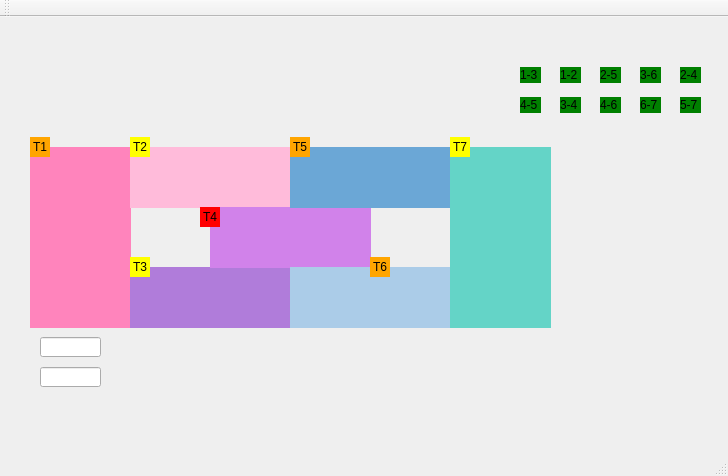
Above: mainwindow.ui from emillicosta/simuladortrem before the change. Below: the same form after it.
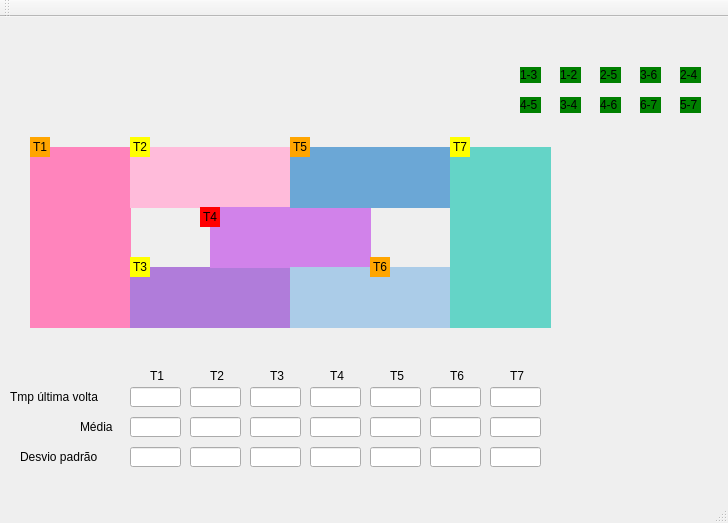
That is the form after the change.

Commit message: Mexendo no layout da página

The edit to the form file:
```diff
--- a/mainwindow.ui
+++ b/mainwindow.ui
@@ -7,7 +7,7 @@
     <x>0</x>
     <y>0</y>
     <width>728</width>
-    <height>476</height>
+    <height>523</height>
    </rect>
   </property>
   <property name="windowTitle">
@@ -408,9 +408,9 @@
    <widget class="QLineEdit" name="tempo1">
     <property name="geometry">
      <rect>
-      <x>40</x>
-      <y>320</y>
-      <width>61</width>
+      <x>130</x>
+      <y>370</y>
+      <width>51</width>
       <height>20</height>
      </rect>
     </property>
@@ -421,9 +421,35 @@
    <widget class="QLineEdit" name="media1">
     <property name="geometry">
      <rect>
-      <x>40</x>
+      <x>130</x>
+      <y>400</y>
+      <width>51</width>
+      <height>20</height>
+     </rect>
+    </property>
+    <property name="text">
+     <string/>
+    </property>
+   </widget>
+   <widget class="QLabel" name="label">
+    <property name="geometry">
+     <rect>
+      <x>150</x>
       <y>350</y>
-      <width>61</width>
+      <width>21</width>
+      <height>17</height>
+     </rect>
+    </property>
+    <property name="text">
+     <string>T1</string>
+    </property>
+   </widget>
+   <widget class="QLineEdit" name="tempo2">
+    <property name="geometry">
+     <rect>
+      <x>190</x>
+      <y>370</y>
+      <width>51</width>
       <height>20</height>
      </rect>
     </property>
@@ -431,6 +457,357 @@
      <string/>
     </property>
    </widget>
+   <widget class="QLabel" name="label_2">
+    <property name="geometry">
+     <rect>
+      <x>210</x>
+      <y>350</y>
+      <width>21</width>
+      <height>17</height>
+     </rect>
+    </property>
+    <property name="text">
+     <string>T2</string>
+    </property>
+   </widget>
+   <widget class="QLineEdit" name="media2">
+    <property name="geometry">
+     <rect>
+      <x>190</x>
+      <y>400</y>
+      <width>51</width>
+      <height>20</height>
+     </rect>
+    </property>
+    <property name="text">
+     <string/>
+    </property>
+   </widget>
+   <widget class="QLineEdit" name="tempo3">
+    <property name="geometry">
+     <rect>
+      <x>250</x>
+      <y>370</y>
+      <width>51</width>
+      <height>20</height>
+     </rect>
+    </property>
+    <property name="text">
+     <string/>
+    </property>
+   </widget>
+   <widget class="QLabel" name="label_3">
+    <property name="geometry">
+     <rect>
+      <x>270</x>
+      <y>350</y>
+      <width>21</width>
+      <height>17</height>
+     </rect>
+    </property>
+    <property name="text">
+     <string>T3</string>
+    </property>
+   </widget>
+   <widget class="QLineEdit" name="media3">
+    <property name="geometry">
+     <rect>
+      <x>250</x>
+      <y>400</y>
+      <width>51</width>
+      <height>20</height>
+     </rect>
+    </property>
+    <property name="text">
+     <string/>
+    </property>
+   </widget>
+   <widget class="QLineEdit" name="tempo4">
+    <property name="geometry">
+     <rect>
+      <x>310</x>
+      <y>370</y>
+      <width>51</width>
+      <height>20</height>
+     </rect>
+    </property>
+    <property name="text">
+     <string/>
+    </property>
+   </widget>
+   <widget class="QLabel" name="label_4">
+    <property name="geometry">
+     <rect>
+      <x>330</x>
+      <y>350</y>
+      <width>21</width>
+      <height>17</height>
+     </rect>
+    </property>
+    <property name="text">
+     <string>T4</string>
+    </property>
+   </widget>
+   <widget class="QLineEdit" name="media4">
+    <property name="geometry">
+     <rect>
+      <x>310</x>
+      <y>400</y>
+      <width>51</width>
+      <height>20</height>
+     </rect>
+    </property>
+    <property name="text">
+     <string/>
+    </property>
+   </widget>
+   <widget class="QLineEdit" name="tempo5">
+    <property name="geometry">
+     <rect>
+      <x>370</x>
+      <y>370</y>
+      <width>51</width>
+      <height>20</height>
+     </rect>
+    </property>
+    <property name="text">
+     <string/>
+    </property>
+   </widget>
+   <widget class="QLabel" name="label_5">
+    <property name="geometry">
+     <rect>
+      <x>390</x>
+      <y>350</y>
+      <width>21</width>
+      <height>17</height>
+     </rect>
+    </property>
+    <property name="text">
+     <string>T5</string>
+    </property>
+   </widget>
+   <widget class="QLineEdit" name="media5">
+    <property name="geometry">
+     <rect>
+      <x>370</x>
+      <y>400</y>
+      <width>51</width>
+      <height>20</height>
+     </rect>
+    </property>
+    <property name="text">
+     <string/>
+    </property>
+   </widget>
+   <widget class="QLineEdit" name="tempo6">
+    <property name="geometry">
+     <rect>
+      <x>490</x>
+      <y>370</y>
+      <width>51</width>
+      <height>20</height>
+     </rect>
+    </property>
+    <property name="text">
+     <string/>
+    </property>
+   </widget>
+   <widget class="QLineEdit" name="media6">
+    <property name="geometry">
+     <rect>
+      <x>490</x>
+      <y>400</y>
+      <width>51</width>
+      <height>20</height>
+     </rect>
+    </property>
+    <property name="text">
+     <string/>
+    </property>
+   </widget>
+   <widget class="QLineEdit" name="tempo7">
+    <property name="geometry">
+     <rect>
+      <x>430</x>
+      <y>370</y>
+      <width>51</width>
+      <height>20</height>
+     </rect>
+    </property>
+    <property name="text">
+     <string/>
+    </property>
+   </widget>
+   <widget class="QLineEdit" name="media7">
+    <property name="geometry">
+     <rect>
+      <x>430</x>
+      <y>400</y>
+      <width>51</width>
+      <height>20</height>
+     </rect>
+    </property>
+    <property name="text">
+     <string/>
+    </property>
+   </widget>
+   <widget class="QLabel" name="label_6">
+    <property name="geometry">
+     <rect>
+      <x>450</x>
+      <y>350</y>
+      <width>21</width>
+      <height>17</height>
+     </rect>
+    </property>
+    <property name="text">
+     <string>T6</string>
+    </property>
+   </widget>
+   <widget class="QLabel" name="label_7">
+    <property name="geometry">
+     <rect>
+      <x>510</x>
+      <y>350</y>
+      <width>21</width>
+      <height>17</height>
+     </rect>
+    </property>
+    <property name="text">
+     <string>T7</string>
+    </property>
+   </widget>
+   <widget class="QLabel" name="label_8">
+    <property name="geometry">
+     <rect>
+      <x>10</x>
+      <y>370</y>
+      <width>121</width>
+      <height>20</height>
+     </rect>
+    </property>
+    <property name="text">
+     <string>Tmp última volta</string>
+    </property>
+   </widget>
+   <widget class="QLineEdit" name="media3_2">
+    <property name="geometry">
+     <rect>
+      <x>250</x>
+      <y>430</y>
+      <width>51</width>
+      <height>20</height>
+     </rect>
+    </property>
+    <property name="text">
+     <string/>
+    </property>
+   </widget>
+   <widget class="QLineEdit" name="media5_2">
+    <property name="geometry">
+     <rect>
+      <x>370</x>
+      <y>430</y>
+      <width>51</width>
+      <height>20</height>
+     </rect>
+    </property>
+    <property name="text">
+     <string/>
+    </property>
+   </widget>
+   <widget class="QLineEdit" name="media7_2">
+    <property name="geometry">
+     <rect>
+      <x>430</x>
+      <y>430</y>
+      <width>51</width>
+      <height>20</height>
+     </rect>
+    </property>
+    <property name="text">
+     <string/>
+    </property>
+   </widget>
+   <widget class="QLineEdit" name="media4_2">
+    <property name="geometry">
+     <rect>
+      <x>310</x>
+      <y>430</y>
+      <width>51</width>
+      <height>20</height>
+     </rect>
+    </property>
+    <property name="text">
+     <string/>
+    </property>
+   </widget>
+   <widget class="QLineEdit" name="media2_2">
+    <property name="geometry">
+     <rect>
+      <x>190</x>
+      <y>430</y>
+      <width>51</width>
+      <height>20</height>
+     </rect>
+    </property>
+    <property name="text">
+     <string/>
+    </property>
+   </widget>
+   <widget class="QLineEdit" name="media1_2">
+    <property name="geometry">
+     <rect>
+      <x>130</x>
+      <y>430</y>
+      <width>51</width>
+      <height>20</height>
+     </rect>
+    </property>
+    <property name="text">
+     <string/>
+    </property>
+   </widget>
+   <widget class="QLineEdit" name="media6_2">
+    <property name="geometry">
+     <rect>
+      <x>490</x>
+      <y>430</y>
+      <width>51</width>
+      <height>20</height>
+     </rect>
+    </property>
+    <property name="text">
+     <string/>
+    </property>
+   </widget>
+   <widget class="QLabel" name="label_9">
+    <property name="geometry">
+     <rect>
+      <x>80</x>
+      <y>400</y>
+      <width>41</width>
+      <height>20</height>
+     </rect>
+    </property>
+    <property name="text">
+     <string>Média</string>
+    </property>
+   </widget>
+   <widget class="QLabel" name="label_10">
+    <property name="geometry">
+     <rect>
+      <x>20</x>
+      <y>430</y>
+      <width>101</width>
+      <height>20</height>
+     </rect>
+    </property>
+    <property name="text">
+     <string>Desvio padrão</string>
+    </property>
+   </widget>
   </widget>
   <widget class="QMenuBar" name="menuBar">
    <property name="geometry">
```
The commit also changes 1 other file.
